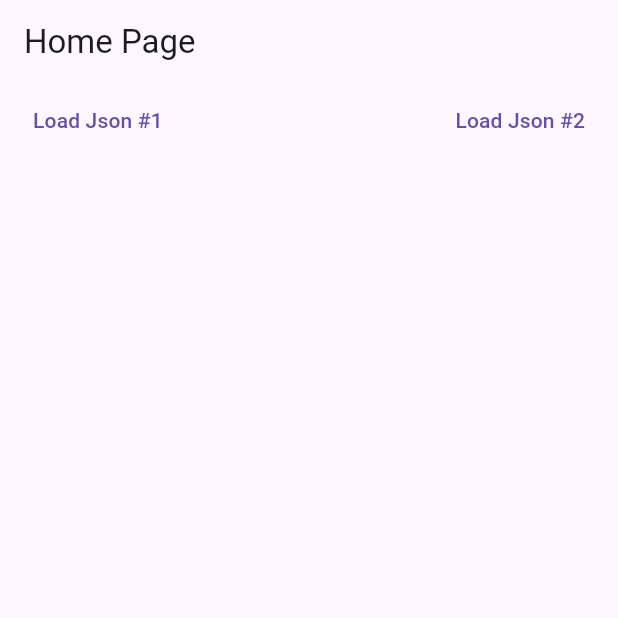
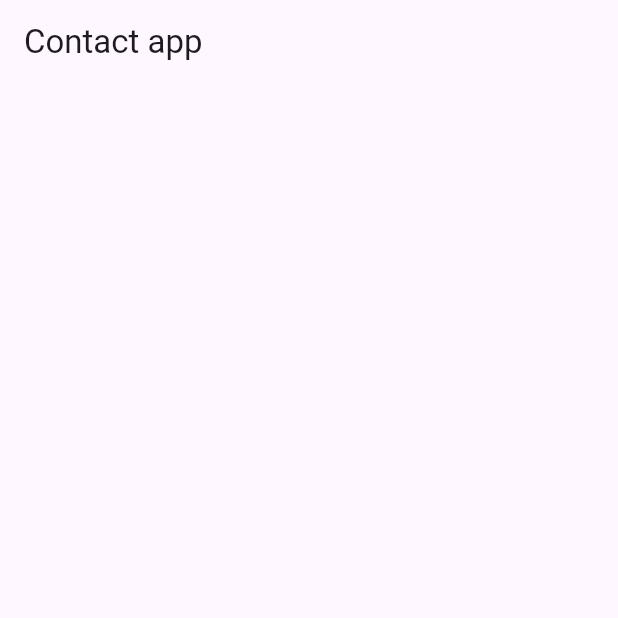
Before and after one commit to abdulawalarif/block_for_managing_state, a Flutter app: the screen it shows after launch, on a phone screen of 412 x 824 dp, the top half of it. Run offline on Flutter 3.47's test engine with Material 3 defaults, Android fonts, the phone set to English and light mode, and no system bars.

Commit message:
contact singletone

```diff
--- a/analysis_options.yaml
+++ b/analysis_options.yaml
@@ -24,6 +24,7 @@ linter:
   rules:
     # avoid_print: false  # Uncomment to disable the `avoid_print` rule
     prefer_single_quotes: true  # Uncomment to enable the `prefer_single_quotes` rule
+    require_trailing_commas: true
 
 # Additional information about this file can be found at
 # https://dart.dev/guides/language/analysis-options
--- a/lib/bloc/bloc_actions.dart
+++ /dev/null
@@ -1,20 +0,0 @@
-import 'package:block_for_managing_state/bloc/person.dart';
-import 'package:flutter/foundation.dart' show immutable;
-
-const personOneUrl = 'http://192.168.0.108:5500/api/persons1.json';
-const personTwoUrl = 'http://192.168.0.108:5500/api/persons2.json';
-
-@immutable
-abstract class LoadAction {
-  const LoadAction();
-}
-
-typedef PersonLoader = Future<Iterable<Person>> Function(String url);
-
-@immutable
-class LoadPersonsAction implements LoadAction {
-  final String url;
-  final PersonLoader personLoader;
-  const LoadPersonsAction({required this.url, required this.personLoader})
-      : super();
-}
--- a/lib/bloc/person.dart
+++ /dev/null
@@ -1,19 +0,0 @@
-import 'package:flutter/foundation.dart' show immutable;
-
-@immutable
-class Person {
-  final String name;
-  final int age;
-
-  const Person({
-    required this.name,
-    required this.age,
-  });
-
-  Person.fromJson(Map<String, dynamic> json)
-      : name = json['name'] as String,
-        age = json['age'] as int;
-
-  @override
-  String toString() => 'Person (name = $name, age = $age)';
-}
--- a/lib/bloc/persons_bloc.dart
+++ /dev/null
@@ -1,62 +0,0 @@
-import 'package:flutter_bloc/flutter_bloc.dart';
-import 'package:block_for_managing_state/bloc/person.dart';
-import 'package:flutter/foundation.dart' show immutable;
-import 'bloc_actions.dart';
-
-extension IsEqualToIgnoringOrdering<T> on Iterable<T> {
-  bool isEqualToIgnoringOrdering(Iterable<T> other) =>
-      length == other.length &&
-      {...this}.intersection({...other}).length == length;
-}
-
-@immutable
-class FetchResult {
-  final Iterable<Person> persons;
-  final bool isRetrievedFromCache;
-
-  const FetchResult({
-    required this.persons,
-    required this.isRetrievedFromCache,
-  });
-
-  @override
-  String toString() =>
-      'FetchResult (isRetrievedFromCache = $isRetrievedFromCache, persons = $persons)';
-
-  @override
-  bool operator ==(covariant FetchResult other) =>
-      persons.isEqualToIgnoringOrdering(other.persons) &&
-      isRetrievedFromCache == other.isRetrievedFromCache;
-
-  @override
-  int get hashCode => Object.hash(persons, isRetrievedFromCache);
-}
-
-class PersonsBloc extends Bloc<LoadAction, FetchResult?> {
-  final Map<String, Iterable<Person>> _cache = {};
-  PersonsBloc() : super(null) {
-    on<LoadPersonsAction>(
-      (event, emit) async {
-        final url = event.url;
-        if (_cache.containsKey(url)) {
-          // we have the value in the cache
-          final cachedPersons = _cache[url]!;
-          final result = FetchResult(
-            persons: cachedPersons,
-            isRetrievedFromCache: true,
-          );
-          emit(result);
-        } else {
-          final loader = event.personLoader;
-          final persons = await loader(url);
-          _cache[url] = persons;
-          final result = FetchResult(
-            persons: persons,
-            isRetrievedFromCache: false,
-          );
-          emit(result);
-        }
-      },
-    );
-  }
-}
--- a/lib/main.dart
+++ b/lib/main.dart
@@ -1,19 +1,6 @@
-import 'dart:convert';
-import 'dart:io';
 import 'package:flutter/material.dart';
-import 'package:flutter_bloc/flutter_bloc.dart';
-import 'dart:developer' as devtools show log;
-import 'bloc/bloc_actions.dart';
-import 'bloc/person.dart';
-import 'bloc/persons_bloc.dart';
 
-
-
-///2:02:16 / 11:29:38
-extension Log on Object {
-  void log() => devtools.log(toString());
-}
-
+/// 7:05 / 1:01:59
 void main() {
   runApp(
     MaterialApp(
@@ -22,89 +9,60 @@ void main() {
           primarySwatch: Colors.blue,
         ),
         debugShowCheckedModeBanner: false,
-      home: BlocProvider(
-        create: (_) => PersonsBloc(),
-        child: const HomePage(),
-      ),
-    ),
+        home: HomeScreen()),
   );
 }
 
-Future<Iterable<Person>> getPersons(String url) => HttpClient()
-    .getUrl(Uri.parse(url))
-    .then((req) => req.close())
-    .then((resp) => resp.transform(utf8.decoder).join())
-    .then((str) => json.decode(str) as List<dynamic>)
-    .then((list) => list.map((e) => Person.fromJson(e)));
-
-extension Subscript<T> on Iterable<T> {
-  T? operator [](int index) => length > index ? elementAt(index) : null;
+class Contact {
+  final String name;
+  Contact({
+    required this.name,
+  });
 }
 
-class HomePage extends StatefulWidget {
-  const HomePage({super.key});
+class ContactBook {
+  ContactBook._sharedInstance();
+  static final ContactBook _shared = ContactBook._sharedInstance();
+  factory ContactBook() => _shared;
+  final List<Contact> _contacts = [];
+  int get length => _contacts.length;
+
+  void add({required Contact contact}) {
+    _contacts.add(contact);
+  }
+
+  void remove({required Contact contact}) {
+    _contacts.remove(contact);
+  }
+
+  Contact? contact({required int indexAt}) =>
+      length > indexAt ? _contacts[indexAt] : null;
+}
+
+class HomeScreen extends StatefulWidget {
+  const HomeScreen({super.key});
 
   @override
-  State<HomePage> createState() => _HomePageState();
+  State<HomeScreen> createState() => _HomeScreenState();
 }
 
-class _HomePageState extends State<HomePage> {
+class _HomeScreenState extends State<HomeScreen> {
   @override
   Widget build(BuildContext context) {
+    final contactBook = ContactBook();
     return Scaffold(
       appBar: AppBar(
-          title: Text("Home Page"),
+        title: const Text("Contact app"),
       ),
-        body: Column(
-          children: [
-            Padding(
-              padding: const EdgeInsets.symmetric(horizontal: 10),
-              child: Row(
-                children: [
-                  TextButton(
-                    onPressed: () {
-                      context.read<PersonsBloc>().add(
-                            const LoadPersonsAction(
-                                url: personOneUrl, personLoader: getPersons),
-                          );
-                    },
-                    child: const Text("Load Json #1"),
-                  ),
-                  Spacer(),
-                  TextButton(
-                    onPressed: () {
-                      context.read<PersonsBloc>().add(
-                            const LoadPersonsAction(
-                                url: personTwoUrl, personLoader: getPersons),
-                          );
-                    },
-                    child: const Text("Load Json #2"),
-                  ),
-                ],
-              ),
-            ),
-            BlocBuilder<PersonsBloc, FetchResult?>(
-                buildWhen: (previousResult, currentResult) {
-              return previousResult?.persons != currentResult?.persons;
-            }, builder: (context, fetchResult) {
-              fetchResult?.log();
-              final persons = fetchResult?.persons;
-              if (persons == null) {
-                return const SizedBox();
-              }
-              return Expanded(
-                child: ListView.builder(
-                  itemCount: persons.length,
+      body: ListView.builder(
+        itemCount: contactBook.length,
         itemBuilder: (context, index) {
-                    final person = persons[index];
+          final contact = contactBook.contact(indexAt: index)!;
           return ListTile(
-                      title: Text(person?.name ?? ''),
+            title: Text(contact.name),
           );
         },
       ),
     );
-            })
-          ],
-        ));
   }
 }
```
Also changed, not shown: 1 other file. Lines whose indentation alone changed are shown as unchanged.
